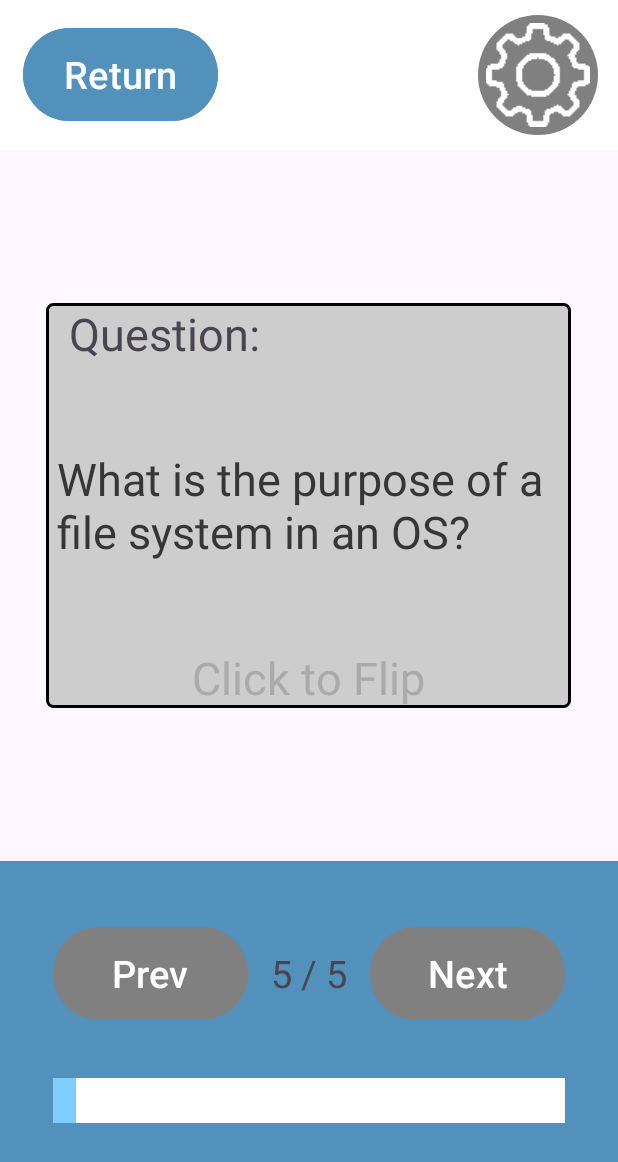
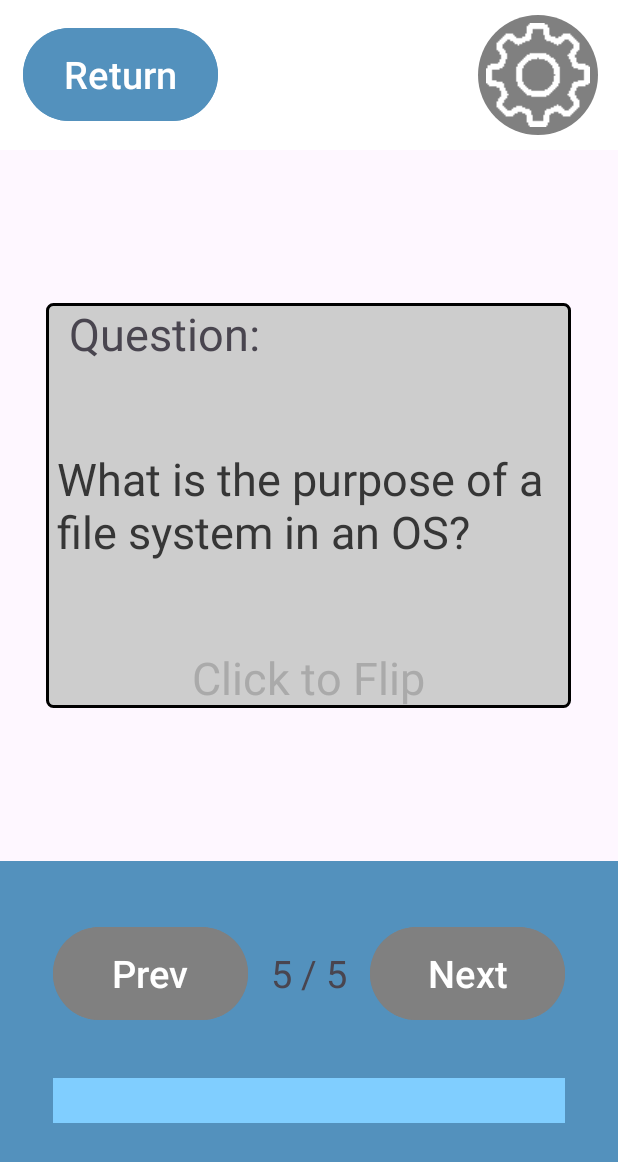
Before and after one commit to ncorcoran771/FlashcardApp, an Android app: the Study_Screen screen opened directly, with no data from a screen before it, after a tap on "Prev", on a phone screen of 412 x 824 dp. Shown: the top 1162 px of the screen. Run offline under Robolectric (Android 15) with nearby library versions, the phone set to English and light mode, and no system bars.

Commit message:
Working Loading Bar

```diff
--- a/app/src/main/java/com/hfad/flashcardapp/Study_Screen.java
+++ b/app/src/main/java/com/hfad/flashcardapp/Study_Screen.java
@@ -4,6 +4,7 @@ import android.content.Intent;
 import android.os.Bundle;
 import android.view.View;
 import android.widget.LinearLayout;
+import android.widget.RelativeLayout;
 import android.widget.TextView;
 
 import androidx.activity.EdgeToEdge;
@@ -13,7 +14,7 @@ import androidx.core.view.ViewCompat;
 import androidx.core.view.WindowInsetsCompat;
 
 public class Study_Screen extends AppCompatActivity {
-    int card_index;
+    int card_index = 0;
     int deck_size;
     @Override
     protected void onCreate(Bundle savedInstanceState) {
@@ -34,6 +35,13 @@ public class Study_Screen extends AppCompatActivity {
         TextView question_region = findViewById(R.id.question_text);
         question_region.setText(question);
         this.deck_size = string_array.length;
+    }
+    private void _update_progress_bar(){
+        RelativeLayout full_bar = findViewById(R.id.full_bar);
+        RelativeLayout loaded_bar = findViewById(R.id.loaded_bar);
+        RelativeLayout.LayoutParams layoutParams = (RelativeLayout.LayoutParams) loaded_bar.getLayoutParams();
+        layoutParams.width = full_bar.getWidth() * (card_index + 1) / deck_size;
+        loaded_bar.setLayoutParams(layoutParams);
     }
     public void next_card(View view){
         card_index = (card_index + 1) % deck_size;
@@ -58,6 +66,7 @@ public class Study_Screen extends AppCompatActivity {
     public void updateView(){
         TextView index_view = findViewById(R.id.card_indexer);
         _update_question();
+        _update_progress_bar();
         String index_string = (card_index + 1) + " / " + deck_size;
         index_view.setText(index_string);
     }
--- a/app/src/main/res/layout/activity_study_screen.xml
+++ b/app/src/main/res/layout/activity_study_screen.xml
@@ -153,9 +153,11 @@
                 android:layout_marginBottom="75sp"
                 android:layout_marginStart="35sp"
                 android:layout_marginEnd="35sp"
+                android:id="@+id/full_bar"
                 >
 
                 <RelativeLayout
+                    android:id="@+id/loaded_bar"
                     android:layout_width="15sp"
                     android:layout_height="30sp"
                     android:layout_alignParentBottom="true"
```
